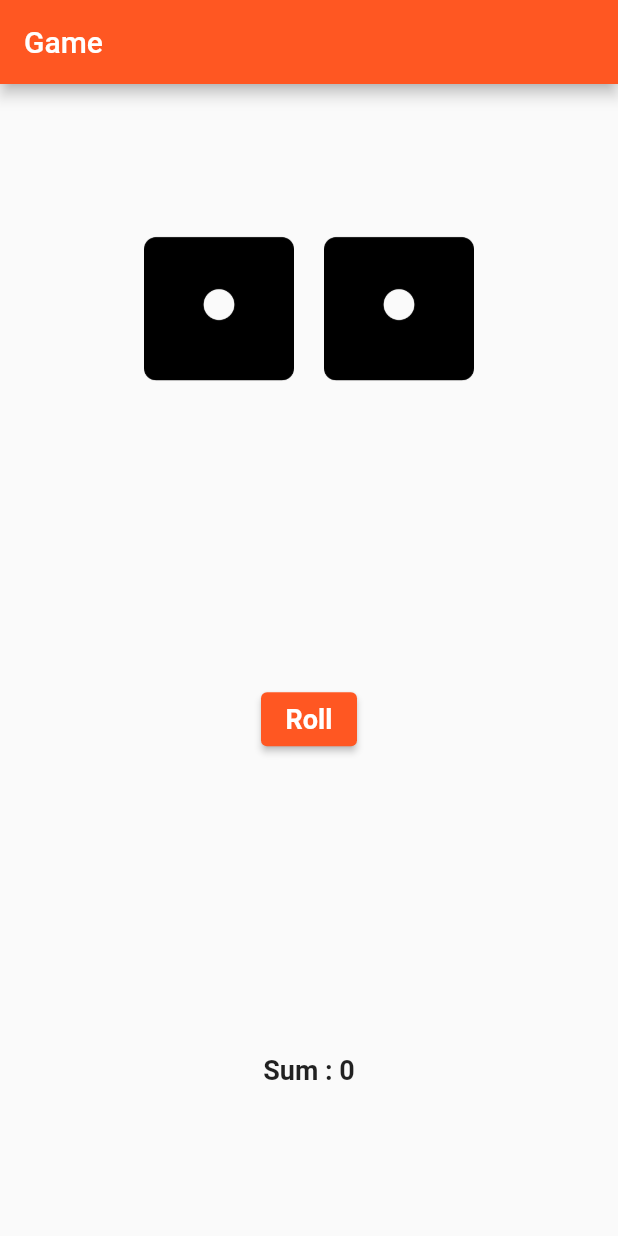
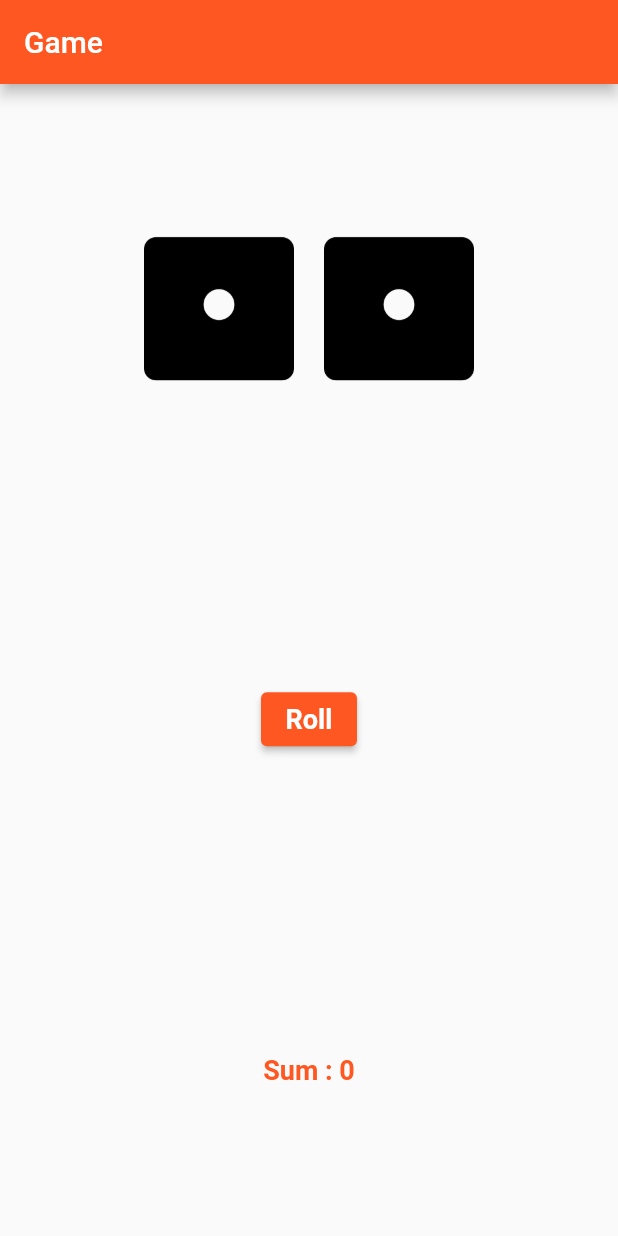
Before and after one commit to raselhossen125/game_app_dice, a Flutter app: the screen it shows after launch, after a tap on "Start Game", on a phone screen of 412 x 824 dp. Run offline on Flutter 3.47's test engine with Material 2 defaults, Android fonts, the phone set to English and light mode, and no system bars.

Commit message:
simple game

```diff
--- a/lib/screen/home_screen.dart
+++ b/lib/screen/home_screen.dart
@@ -40,15 +40,24 @@ class _HomeScreenState extends State<HomeScreen> {
   }
 
   Widget _startWidget() {
-    return ElevatedButton(
-      onPressed: () {
+    return GestureDetector(
+      onTap: () {
         setState(() {
           _hasGameStarted = true;
         });
       },
-      child: Text(
-        'Start Game',
-        style: TextStyle(fontSize: 18, fontWeight: FontWeight.bold),
+      child: Container(
+        height: 45,
+        width: 130,
+        decoration: BoxDecoration(
+            borderRadius: BorderRadius.circular(30), color: Colors.deepOrange),
+        child: Center(
+          child: Text(
+            'Start Game',
+            style: TextStyle(
+                fontSize: 18, fontWeight: FontWeight.bold, color: Colors.white),
+          ),
+        ),
       ),
     );
   }
@@ -86,20 +95,24 @@ class _HomeScreenState extends State<HomeScreen> {
         ),
         Text(
           'Sum : $_diceSum',
-          style: TextStyle(fontSize: 18, fontWeight: FontWeight.bold),
+          style: TextStyle(fontSize: 18, fontWeight: FontWeight.bold, color: Colors.deepOrange),
         ),
         if (_point > 0)
           Text(
             'Point : $_point',
-            style: TextStyle(fontSize: 18, fontWeight: FontWeight.bold),
+            style: TextStyle(fontSize: 18, fontWeight: FontWeight.bold, color: Colors.deepOrange),
           ),
         if (_isGameOver)
           Text(
             '$_result',
-            style: TextStyle(fontSize: 18, fontWeight: FontWeight.bold),
+            style: TextStyle(fontSize: 18, fontWeight: FontWeight.bold, color: Colors.green),
           ),
-        if (_isGameOver)
-          ElevatedButton(
+        if (_isGameOver)OutlinedButton(
+            style: OutlinedButton.styleFrom(
+              primary: Colors.green,
+              padding: EdgeInsets.symmetric(horizontal: 20, vertical: 10),
+              side: BorderSide(color: Colors.green),
+            ),
             onPressed: _reset,
             child: Text(
               'Play Again',
```
